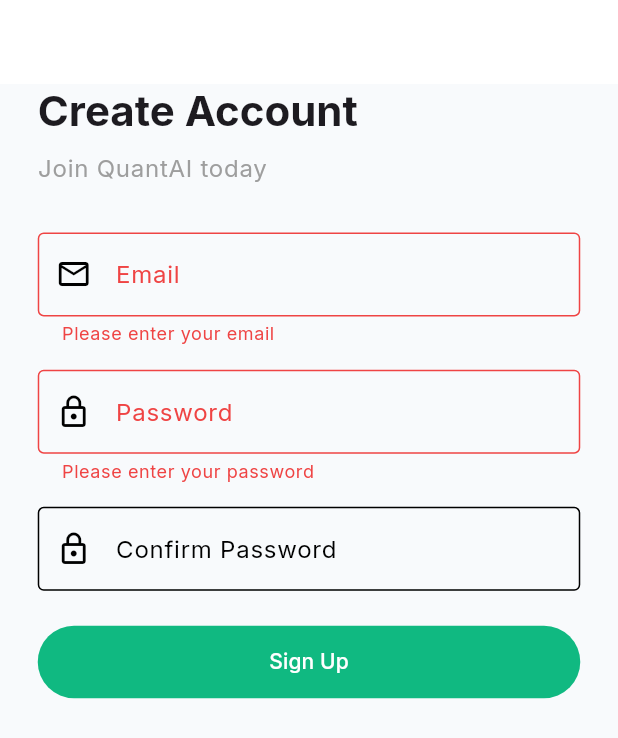
After one commit to ansar7787/quant_ai, a Flutter app: the SignUpPage screen opened by its route, after a tap on "Sign Up", on a phone screen of 412 x 824 dp. The commit adds this screen. Shown: the top 738 px of the screen. Run offline on Flutter 3.47's test engine with Material 3 defaults, Android fonts, the phone set to English and light mode, and no system bars; our stand-ins replace dartz, dio, drift, equatable, fl_chart, flutter_bloc and 9 more; accounts and stored records are empty; generated files the repository leaves out were written again.

Commit message:
Feat: Implement Sign Up Page and Registration Logic

```diff
--- a/lib/config/routes/app_router.dart
+++ b/lib/config/routes/app_router.dart
@@ -1,5 +1,6 @@
 import 'package:go_router/go_router.dart';
 import 'package:quant_ai/features/auth/presentation/pages/login_page.dart';
+import 'package:quant_ai/features/auth/presentation/pages/sign_up_page.dart';
 import 'package:quant_ai/features/home/presentation/pages/home_page.dart';
 
 class AppRouter {
@@ -7,6 +8,7 @@ class AppRouter {
     initialLocation: '/',
     routes: [
       GoRoute(path: '/', builder: (context, state) => const LoginPage()),
+      GoRoute(path: '/signup', builder: (context, state) => const SignUpPage()),
       GoRoute(path: '/home', builder: (context, state) => const HomePage()),
       // Add more routes here
     ],
--- /dev/null
+++ b/lib/features/auth/domain/usecases/register_usecase.dart
@@ -0,0 +1,32 @@
+import 'package:dartz/dartz.dart';
+import 'package:equatable/equatable.dart';
+import 'package:injectable/injectable.dart';
+import 'package:quant_ai/core/error/failures.dart';
+import 'package:quant_ai/core/usecase/usecase.dart';
+import 'package:quant_ai/features/auth/domain/entities/user.dart';
+import 'package:quant_ai/features/auth/domain/repositories/auth_repository.dart';
+
+class RegisterParams extends Equatable {
+  final String email;
+  final String password;
+
+  const RegisterParams({required this.email, required this.password});
+
+  @override
+  List<Object> get props => [email, password];
+}
+
+@lazySingleton
+class RegisterUseCase implements UseCase<User, RegisterParams> {
+  final AuthRepository repository;
+
+  RegisterUseCase(this.repository);
+
+  @override
+  Future<Either<Failure, User>> call(RegisterParams params) async {
+    return await repository.registerWithEmailAndPassword(
+      params.email,
+      params.password,
+    );
+  }
+}
--- a/lib/features/auth/presentation/bloc/auth_bloc.dart
+++ b/lib/features/auth/presentation/bloc/auth_bloc.dart
@@ -3,7 +3,8 @@ import 'package:equatable/equatable.dart';
 import 'package:injectable/injectable.dart';
 
 import 'package:quant_ai/features/auth/domain/entities/user.dart';
-import 'package:quant_ai/features/auth/domain/usecases/login_usecase.dart';
+import 'package:quant_ai/features/auth/domain/usecases/login_usecase.dart'; // Restore Import
+import 'package:quant_ai/features/auth/domain/usecases/register_usecase.dart';
 
 part 'auth_event.dart';
 part 'auth_state.dart';
@@ -11,9 +12,11 @@ part 'auth_state.dart';
 @injectable
 class AuthBloc extends Bloc<AuthEvent, AuthState> {
   final LoginUseCase _loginUseCase;
+  final RegisterUseCase _registerUseCase;
 
-  AuthBloc(this._loginUseCase) : super(AuthInitial()) {
+  AuthBloc(this._loginUseCase, this._registerUseCase) : super(AuthInitial()) {
     on<AuthLoginRequested>(_onLoginRequested);
+    on<AuthRegisterRequested>(_onRegisterRequested);
     // TODO: Implement AuthCheckRequested and AuthLogoutRequested
   }
 
@@ -30,4 +33,18 @@ class AuthBloc extends Bloc<AuthEvent, AuthState> {
       (user) => emit(AuthAuthenticated(user)),
     );
   }
+
+  Future<void> _onRegisterRequested(
+    AuthRegisterRequested event,
+    Emitter<AuthState> emit,
+  ) async {
+    emit(AuthLoading());
+    final result = await _registerUseCase(
+      RegisterParams(email: event.email, password: event.password),
+    );
+    result.fold(
+      (failure) => emit(AuthFailure(failure.message)),
+      (user) => emit(AuthAuthenticated(user)),
+    );
+  }
 }
--- a/lib/features/auth/presentation/bloc/auth_event.dart
+++ b/lib/features/auth/presentation/bloc/auth_event.dart
@@ -19,4 +19,14 @@ class AuthLoginRequested extends AuthEvent {
   List<Object> get props => [email, password];
 }
 
+class AuthRegisterRequested extends AuthEvent {
+  final String email;
+  final String password;
+
+  const AuthRegisterRequested({required this.email, required this.password});
+
+  @override
+  List<Object> get props => [email, password];
+}
+
 class AuthLogoutRequested extends AuthEvent {}
--- a/lib/features/auth/presentation/pages/login_page.dart
+++ b/lib/features/auth/presentation/pages/login_page.dart
@@ -111,6 +111,13 @@ class _LoginPageState extends State<LoginPage> {
                               : const Text('Login'),
                         ),
                       ),
+                      SizedBox(height: 16.h),
+                      Center(
+                        child: TextButton(
+                          onPressed: () => context.push('/signup'),
+                          child: const Text('Don\'t have an account? Sign Up'),
+                        ),
+                      ),
                     ],
                   ),
                 ),
--- /dev/null
+++ b/lib/features/auth/presentation/pages/sign_up_page.dart
@@ -0,0 +1,143 @@
+import 'package:flutter/material.dart';
+import 'package:flutter_bloc/flutter_bloc.dart';
+import 'package:flutter_screenutil/flutter_screenutil.dart';
+import 'package:go_router/go_router.dart';
+import 'package:quant_ai/di/injection.dart';
+import 'package:quant_ai/features/auth/presentation/bloc/auth_bloc.dart';
+
+class SignUpPage extends StatefulWidget {
+  const SignUpPage({super.key});
+
+  @override
+  State<SignUpPage> createState() => _SignUpPageState();
+}
+
+class _SignUpPageState extends State<SignUpPage> {
+  final _emailController = TextEditingController();
+  final _passwordController = TextEditingController();
+  final _confirmPasswordController = TextEditingController();
+  final _formKey = GlobalKey<FormState>();
+
+  @override
+  Widget build(BuildContext context) {
+    return BlocProvider(
+      create: (context) => getIt<AuthBloc>(),
+      child: Scaffold(
+        appBar: AppBar(),
+        body: BlocConsumer<AuthBloc, AuthState>(
+          listener: (context, state) {
+            if (state is AuthFailure) {
+              ScaffoldMessenger.of(context).showSnackBar(
+                SnackBar(
+                  content: Text(state.message),
+                  backgroundColor: Colors.red,
+                ),
+              );
+            } else if (state is AuthAuthenticated) {
+              ScaffoldMessenger.of(context).showSnackBar(
+                const SnackBar(
+                  content: Text('Account Created!'),
+                  backgroundColor: Colors.green,
+                ),
+              );
+              context.go('/home');
+            }
+          },
+          builder: (context, state) {
+            return SafeArea(
+              child: Padding(
+                padding: EdgeInsets.symmetric(horizontal: 24.w),
+                child: SingleChildScrollView(
+                  child: Form(
+                    key: _formKey,
+                    child: Column(
+                      crossAxisAlignment: CrossAxisAlignment.start,
+                      children: [
+                        Text(
+                          'Create Account',
+                          style: Theme.of(context).textTheme.headlineMedium
+                              ?.copyWith(fontWeight: FontWeight.bold),
+                        ),
+                        const SizedBox(height: 8),
+                        Text(
+                          'Join QuantAI today',
+                          style: Theme.of(
+                            context,
+                          ).textTheme.bodyLarge?.copyWith(color: Colors.grey),
+                        ),
+                        SizedBox(height: 32.h),
+                        TextFormField(
+                          controller: _emailController,
+                          decoration: const InputDecoration(
+                            labelText: 'Email',
+                            border: OutlineInputBorder(),
+                            prefixIcon: Icon(Icons.email_outlined),
+                          ),
+                          validator: (value) => value?.isEmpty ?? true
+                              ? 'Please enter your email'
+                              : null,
+                        ),
+                        SizedBox(height: 16.h),
+                        TextFormField(
+                          controller: _passwordController,
+                          obscureText: true,
+                          decoration: const InputDecoration(
+                            labelText: 'Password',
+                            border: OutlineInputBorder(),
+                            prefixIcon: Icon(Icons.lock_outline),
+                          ),
+                          validator: (value) => value?.isEmpty ?? true
+                              ? 'Please enter your password'
+                              : null,
+                        ),
+                        SizedBox(height: 16.h),
+                        TextFormField(
+                          controller: _confirmPasswordController,
+                          obscureText: true,
+                          decoration: const InputDecoration(
+                            labelText: 'Confirm Password',
+                            border: OutlineInputBorder(),
+                            prefixIcon: Icon(Icons.lock_outline),
+                          ),
+                          validator: (value) {
+                            if (value != _passwordController.text) {
+                              return 'Passwords do not match';
+                            }
+                            return null;
+                          },
+                        ),
+                        SizedBox(height: 24.h),
+                        SizedBox(
+                          width: double.infinity,
+                          height: 50.h,
+                          child: FilledButton(
+                            onPressed: state is AuthLoading
+                                ? null
+                                : () {
+                                    if (_formKey.currentState?.validate() ??
+                                        false) {
+                                      context.read<AuthBloc>().add(
+                                        AuthRegisterRequested(
+                                          email: _emailController.text,
+                                          password: _passwordController.text,
+                                        ),
+                                      );
+                                    }
+                                  },
+                            child: state is AuthLoading
+                                ? const CircularProgressIndicator.adaptive()
+                                : const Text('Sign Up'),
+                          ),
+                        ),
+                      ],
+                    ),
+                  ),
+                ),
+              ),
+            );
+          },
+        ),
+      ),
+    );
+  }
+}
```
